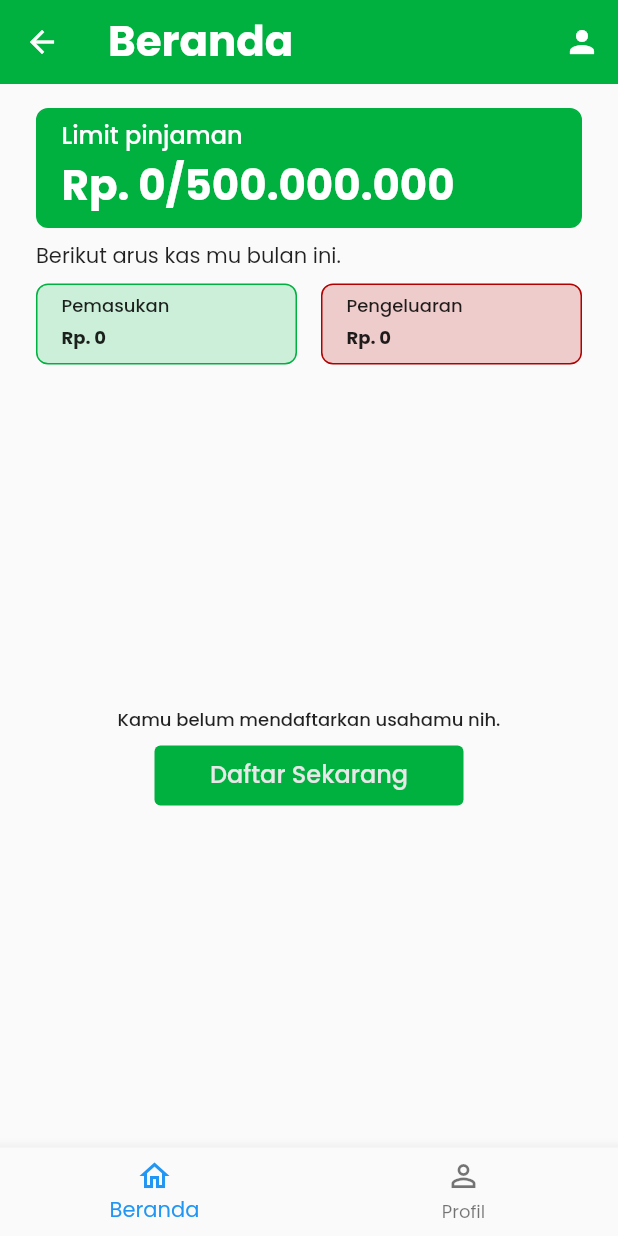
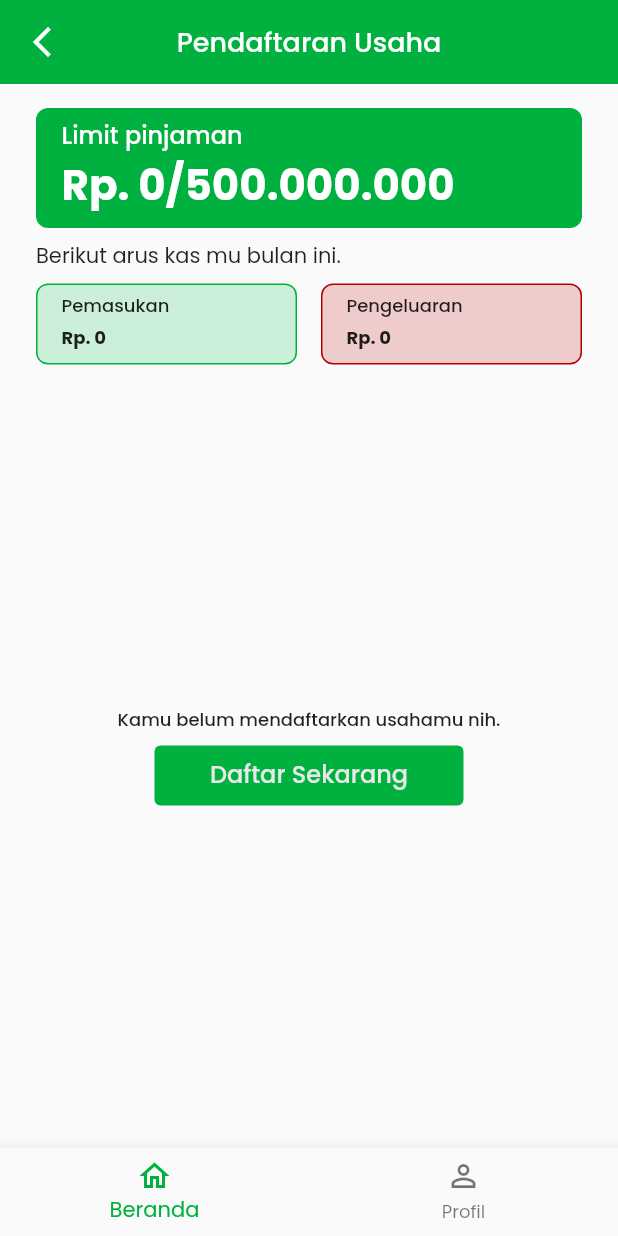
Before and after one commit to ahmadsultani/wang-ku, a Flutter app: the HomeScreen screen opened directly, on a phone screen of 412 x 824 dp. Run offline on Flutter 3.47's test engine with Material 2 defaults, Android fonts, the light colour scheme and no system bars; our stand-ins replace bloc, dartz, google_fonts, internet_connection_checker, shared_preferences; accounts and stored records are empty.

Commit message:
feat: 44 create appbar and navbar

```diff
--- a/apps/mobile/lib/screens/home_screen.dart
+++ b/apps/mobile/lib/screens/home_screen.dart
@@ -9,22 +9,7 @@ class HomeScreen extends StatelessWidget {
   Widget build(BuildContext context) {
     return SafeArea(
         child: Scaffold(
-      appBar: AppBar(
-        backgroundColor: GlobalColor.primary,
-        elevation: 0,
-        title: Text(
-          'Beranda',
-          style: GlobalTextStyle.heading3.copyWith(
-              fontWeight: FontWeight.w700, color: const Color(0xFFFFFFFF)),
-        ),
-        actions: [
-          IconButton(
-              onPressed: () {
-                Navigator.pushNamed(context, '/profile');
-              },
-              icon: const Icon(Icons.person))
-        ],
-      ),
+      appBar: GlobalAppBar(),
       body: Container(
         padding: const EdgeInsets.symmetric(horizontal: 24),
         child: Column(
@@ -154,6 +139,7 @@ class HomeScreen extends StatelessWidget {
         ),
       ),
       bottomNavigationBar: BottomNavigationBar(
+        selectedItemColor: GlobalColor.primary,
         currentIndex: 0,
         onTap: (index) {
           if (index == 1) {
@@ -162,7 +148,7 @@ class HomeScreen extends StatelessWidget {
         },
         items: [
           BottomNavigationBarItem(
-               icon: Icon(Icons.home_outlined), label: 'Beranda'),
+              icon: Icon(Icons.home_outlined), label: 'Beranda'),
           BottomNavigationBarItem(
               icon: Icon(Icons.person_outline), label: 'Profil'),
         ],
--- a/apps/mobile/lib/screens/register/signin_screen.dart
+++ b/apps/mobile/lib/screens/register/signin_screen.dart
@@ -80,7 +80,7 @@ class _SigninScreenState extends State<SigninScreen> {
               GlobalButton(
                 text: 'Masuk',
                 onTap: () {
-                  Navigator.pushNamed(context, '/home');
+                  Navigator.pushNamedAndRemoveUntil(context, '/home', (route) => false);
                 },
               ),
               const SizedBox(height: 8),
--- a/apps/mobile/lib/screens/register/signup_third_screen.dart
+++ b/apps/mobile/lib/screens/register/signup_third_screen.dart
@@ -33,6 +33,7 @@ class SignupThirdScreen extends StatelessWidget {
             GestureDetector(
               onTap: () {
                 Navigator.pushNamed(context, '/signin');
+                Navigator.pushNamedAndRemoveUntil(context, '/signin', (route) => false,);
               },
               child: Text(
                 'Masuk Sekarang',
--- a/apps/mobile/lib/widgets/global_widgets.dart
+++ b/apps/mobile/lib/widgets/global_widgets.dart
@@ -106,7 +106,7 @@ class _CustomInputFieldState extends State<CustomInputField> {
 
 class CustomDateField extends StatefulWidget {
   final void Function(DateTime newDate) onChange;
-  DateTime? date;
+  final DateTime? date;
 
   CustomDateField({
     super.key,
@@ -119,6 +119,8 @@ class CustomDateField extends StatefulWidget {
 }
 
 class _CustomDateFieldState extends State<CustomDateField> {
+  DateTime? date;
+
   @override
   Widget build(BuildContext context) {
     return Column(
@@ -141,14 +143,16 @@ class _CustomDateFieldState extends State<CustomDateField> {
         const SizedBox(height: 4),
         GestureDetector(
           onTap: () async {
-            widget.date = await showDatePicker(
+            date = await showDatePicker(
               context: context,
               initialDate: DateTime.now(),
               firstDate: DateTime(900),
               lastDate: DateTime(2050),
             );
-            widget.onChange(widget.date!);
-            setState(() {});
+            if (date != null) {
+              widget.onChange(date!);
+              setState(() {});
+            }
           },
           child: Container(
             height: 46,
@@ -162,14 +166,14 @@ class _CustomDateFieldState extends State<CustomDateField> {
             ),
             child: Row(
               children: [
-                widget.date == null
+                date == null
                     ? Text(
                         'dd-mm-yy',
                         style: GlobalTextStyle.label16
                             .copyWith(color: GlobalColor.neutral[200]),
                       )
                     : Text(
-                        DateFormat('dd-MM-yyyy').format(widget.date!),
+                        DateFormat('dd-MM-yyyy').format(date!),
                         style: GlobalTextStyle.label16,
                       ),
                 const Expanded(child: SizedBox()),
@@ -184,11 +188,11 @@ class _CustomDateFieldState extends State<CustomDateField> {
 }
 
 class CustomDropDown extends StatefulWidget {
-  String? text;
+  final String? text;
   final List<DropdownMenuItem<String>> items;
   final void Function(String? value) onChange;
 
-  CustomDropDown({
+  const CustomDropDown({
     super.key,
     required this.text,
     required this.onChange,
@@ -301,3 +305,35 @@ class GlobalButton extends StatelessWidget {
     );
   }
 }
+
+class GlobalAppBar extends StatelessWidget implements PreferredSizeWidget {
+  const GlobalAppBar({
+    super.key,
+  });
+
+  @override
+  Widget build(BuildContext context) {
+    return AppBar(
+      backgroundColor: GlobalColor.primary,
+      elevation: 0,
+      leading: IconButton(
+        onPressed: () {
+          Navigator.pop(context);
+        },
+        icon: const Icon(Icons.arrow_back_ios_new),
+      ),
+      centerTitle: true,
+      title: Text(
+        'Pendaftaran Usaha',
+        style: GlobalTextStyle.paragraph18.copyWith(
+          fontWeight: FontWeight.w500,
+          color: const Color(0xFFFFFFFF),
+        ),
+      ),
+    );
+  }
+
+  @override
+  // TODO: implement preferredSize
+  Size get preferredSize => const Size.fromHeight(kToolbarHeight);
+}
```
